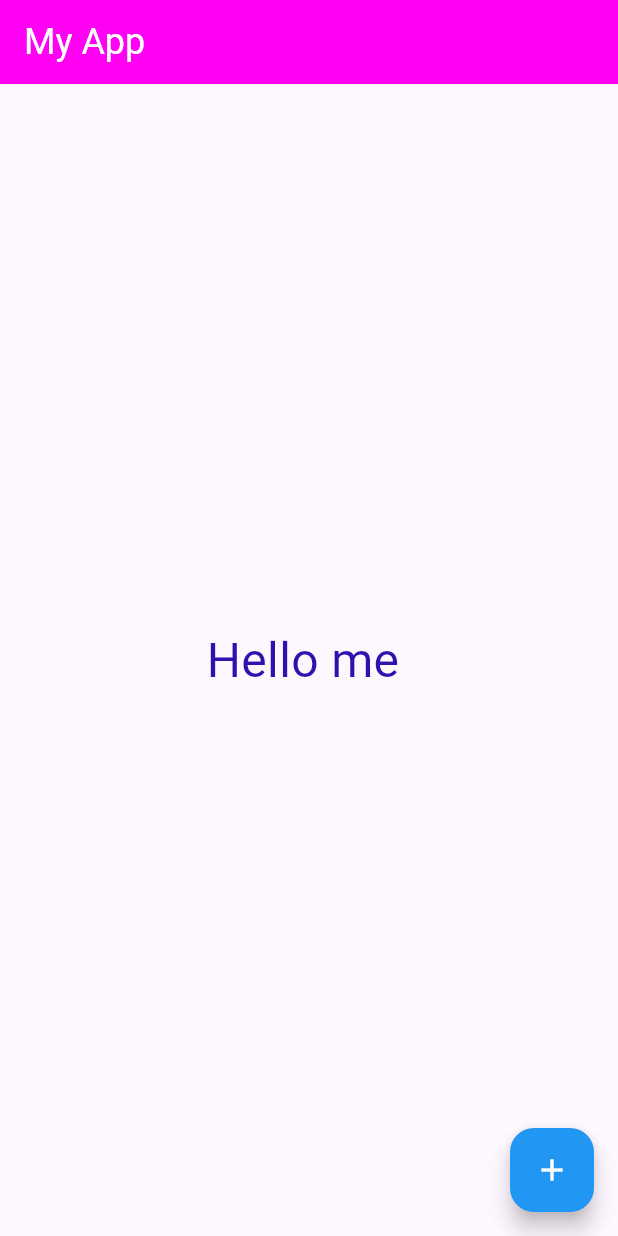
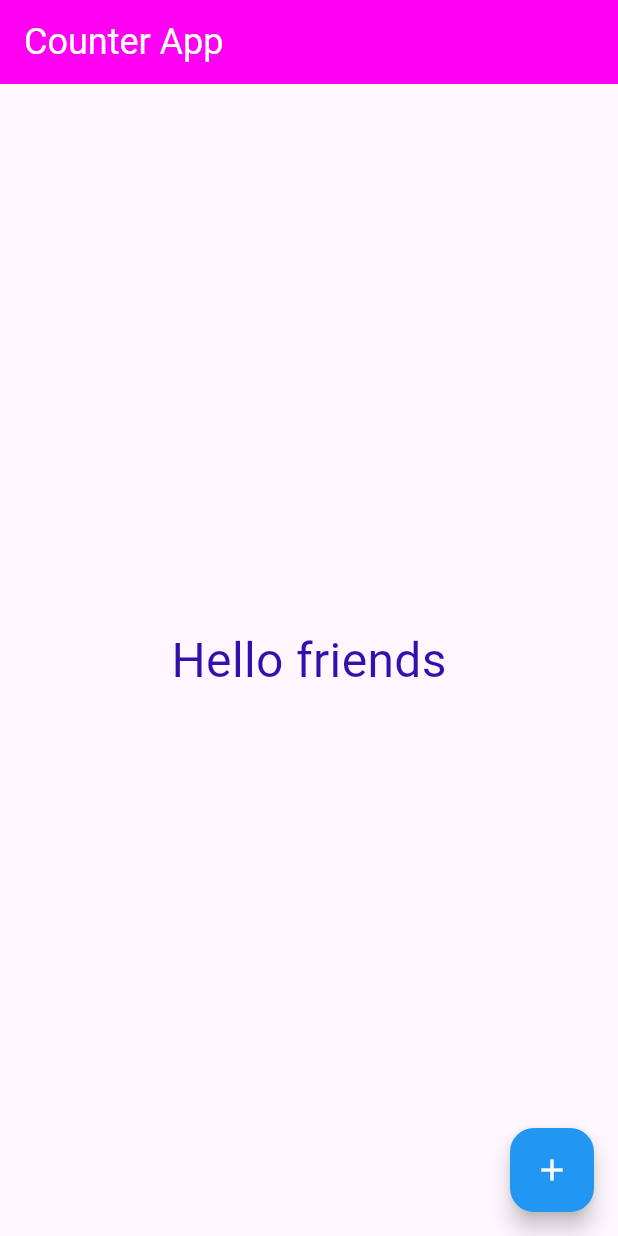
Before and after one commit to 6631501194-cmd/flutter_course, a Flutter app: the screen it shows after launch, on a phone screen of 412 x 824 dp. Run offline on Flutter 3.47's test engine with Material 3 defaults, Android fonts, the phone set to English and light mode, and no system bars.

Commit message:
Make a FAB clickable and change the message

```diff
--- a/lib/main.dart
+++ b/lib/main.dart
@@ -1,10 +1,11 @@
 import 'package:flutter/material.dart';
 import 'package:flutter_course/week04/basic.dart';
+import 'package:flutter_course/week04/counter.dart';
 
 void main() {
   runApp(
     MaterialApp(
-      home: Basic()
+      home: Counter()
     ),
   );
 }
--- /dev/null
+++ b/lib/week04/counter.dart
@@ -0,0 +1,46 @@
+import 'package:flutter/material.dart';
+
+class Counter extends StatefulWidget {
+  const Counter({super.key});
+
+  @override
+  State<Counter> createState() => _CounterState();
+}
+
+class _CounterState extends State<Counter> {
+  //state variable
+  String message = 'Hello friends';
+
+  @override
+  Widget build(BuildContext context) {
+    return Scaffold(
+      appBar: AppBar(
+        title: Text(
+          'Counter App',
+          style: TextStyle(fontSize: 24, color: Colors.white),
+        ),
+        backgroundColor: Color.fromARGB(255, 255, 0, 242),
+      ),
+      body: Center(
+        child: Text(
+          message,
+          style: TextStyle(
+            fontSize: 32,
+            color: const Color.fromARGB(255, 47, 18, 174),
+          ),
+        ),
+      ),
+      floatingActionButton: FloatingActionButton(
+        onPressed: () {
+          //print('test');
+          //debugPrint('test');
+          setState(() {
+            message = message == 'Hello friends' ? 'Hello me' : 'Hello friends';
+          });
+        },
+        backgroundColor: Colors.blue,
+        child: Icon(Icons.add, color: Colors.white),
+      ),
+    );
+  }
+}
```
